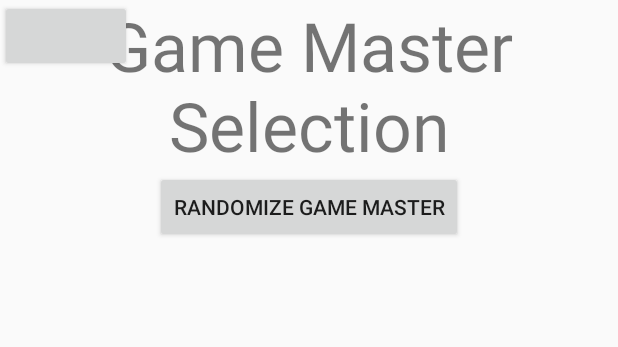
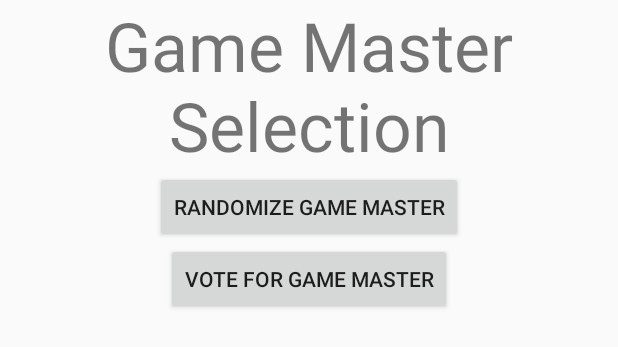
Before and after one commit to Epono/5A-3DJV-LoupGarou, an Android app: the layout activity_gm_selection.xml on its own in the app's theme, with its tools: preview values and no code run, on a phone screen of 412 x 824 dp. Shown: the top 347 px of the screen. Run offline under Robolectric (Android 15) with nearby library versions, the phone set to English and light mode, and no system bars.

Commit message:
item_player new layout

```diff
--- a/app/src/main/res/layout/activity_gm_selection.xml
+++ b/app/src/main/res/layout/activity_gm_selection.xml
@@ -3,7 +3,7 @@
     android:layout_width="match_parent" android:layout_height="match_parent">
 
     <TextView
-        android:id="@+id/label_selection_mj"
+        android:id="@+id/label_selection_gm"
         android:text="Game Master Selection"
         android:textSize="45dp"
         android:layout_centerHorizontal="true"
@@ -13,16 +13,20 @@
         />
 
     <Button
-        android:id="@+id/randomize_mj_button"
-        android:text="@string/random_mj_text_button"
+        android:id="@+id/randomize_gm_button"
+        android:text="@string/random_gm_text_button"
         android:layout_width="wrap_content"
         android:layout_height="wrap_content"
         android:layout_centerHorizontal="true"
-        android:layout_below="@id/label_selection_mj"/>
+        android:layout_below="@id/label_selection_gm"/>
 
     <Button
+        android:id="@+id/vote_gm_button"
+        android:text="Vote for game master"
         android:layout_width="wrap_content"
-        android:layout_height="wrap_content" />
+        android:layout_height="wrap_content"
+        android:layout_centerHorizontal="true"
+        android:layout_below="@id/randomize_gm_button"/>
 
 
 </RelativeLayout>
--- a/app/src/main/res/values/strings.xml
+++ b/app/src/main/res/values/strings.xml
@@ -7,5 +7,5 @@
     <string name="player_name_hint">Player\'s name</string>
     <string name="quit_text_button">Quit</string>
     <string name="start_game_button_text">Start Game</string>
-    <string name="random_mj_text_button">Randomize Game Master</string>
+    <string name="random_gm_text_button">Randomize Game Master</string>
 </resources>
```
Also changed, not shown: app/src/main/res/layout/activity_main.xml (+1 -7 lines), app/src/main/res/layout/item_player.xml (added, +33 -0 lines).
